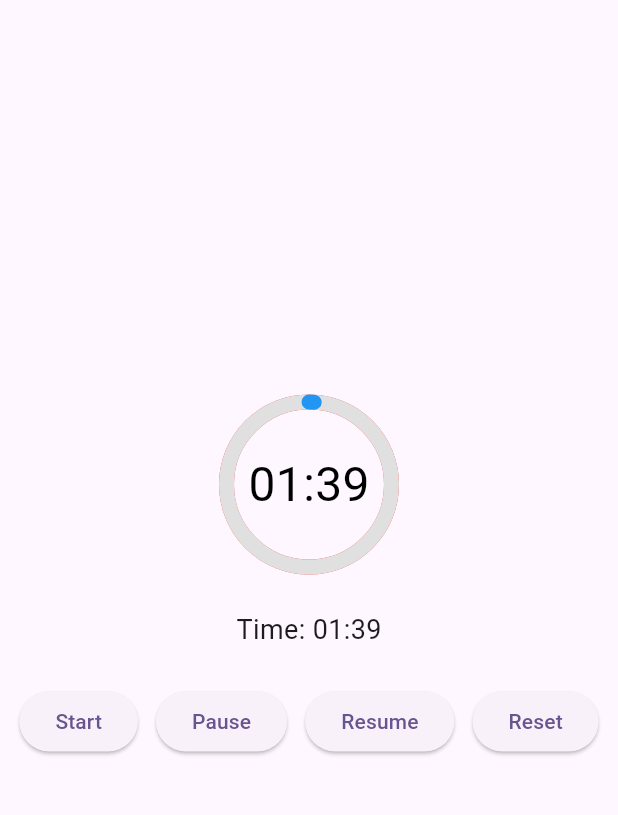
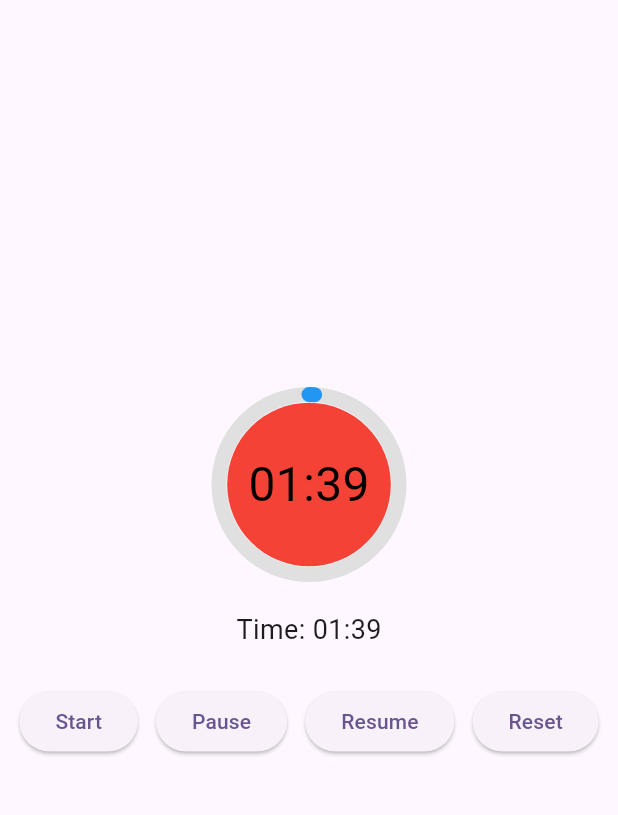
Before and after one commit to kinwahlai/efficient_circular_countdown_timer, a Flutter app: the screen it shows after launch, after a tap on "Start", on a phone screen of 412 x 824 dp, the part 84-899 px from its top. Run offline on Flutter 3.47's test engine with Material 3 defaults, Android fonts, the phone set to English and light mode, and no system bars.

Commit message:
Refactor paint method in CircularCountdownPainter for improved clarity and performance; streamline drawing logic for ring, fill, and background.

```diff
--- a/lib/circular_countdown_painter.dart
+++ b/lib/circular_countdown_painter.dart
@@ -86,29 +86,47 @@ class CircularCountdownPainter extends CustomPainter {
   @override
   void paint(Canvas canvas, Size size) {
     _updatePaints(size);
-    final center = Offset(size.width / 2, size.height / 2);
-    final radius = (size.width < size.height ? size.width : size.height) / 2 - strokeWidth / 2;
+    Paint paint = Paint()
+      ..color = ringColor!
+      ..strokeWidth = strokeWidth!
+      ..strokeCap = strokeCap!
+      ..style = PaintingStyle.stroke;
 
-    // Draw background
-    if (backgroundColor != null || backgroundGradient != null) {
-      canvas.drawCircle(center, radius, _backgroundPaint!);
+    if (ringGradient != null) {
+      final rect = Rect.fromCircle(
+          center: size.center(Offset.zero), radius: size.width / 2);
+      paint.shader = ringGradient!.createShader(rect);
+    } else {
+      paint.shader = null;
     }
 
-    // Draw ring
-    if (ringColor != null || ringGradient != null) {
-      canvas.drawCircle(center, radius, _ringPaint!);
+    canvas.drawCircle(size.center(Offset.zero), size.width / 2, paint);
+    double lprogress = (progress * 2 * math.pi);
+    double startAngle = math.pi * 1.5;
+
+    if (fillGradient != null) {
+      final rect = Rect.fromCircle(
+          center: size.center(Offset.zero), radius: size.width / 2);
+      paint.shader = fillGradient!.createShader(rect);
+    } else {
+      paint.shader = null;
+      paint.color = fillColor!;
     }
 
-    // Draw progress arc
-    if (fillColor != null || fillGradient != null) {
-      final sweepAngle = 2 * math.pi * progress;
-      canvas.drawArc(
-        Rect.fromCircle(center: center, radius: radius),
-        -math.pi / 2,
-        sweepAngle,
-        false,
-        _fillPaint!,
-      );
+    canvas.drawArc(Offset.zero & size, startAngle, lprogress, false, paint);
+
+    if (backgroundColor != null || backgroundGradient != null) {
+      final backgroundPaint = Paint();
+
+      if (backgroundGradient != null) {
+        final rect = Rect.fromCircle(
+            center: size.center(Offset.zero), radius: size.width / 2.2);
+        backgroundPaint.shader = backgroundGradient!.createShader(rect);
+      } else {
+        backgroundPaint.color = backgroundColor!;
+      }
+      canvas.drawCircle(
+          size.center(Offset.zero), size.width / 2.2, backgroundPaint);
     }
   }
 
```
